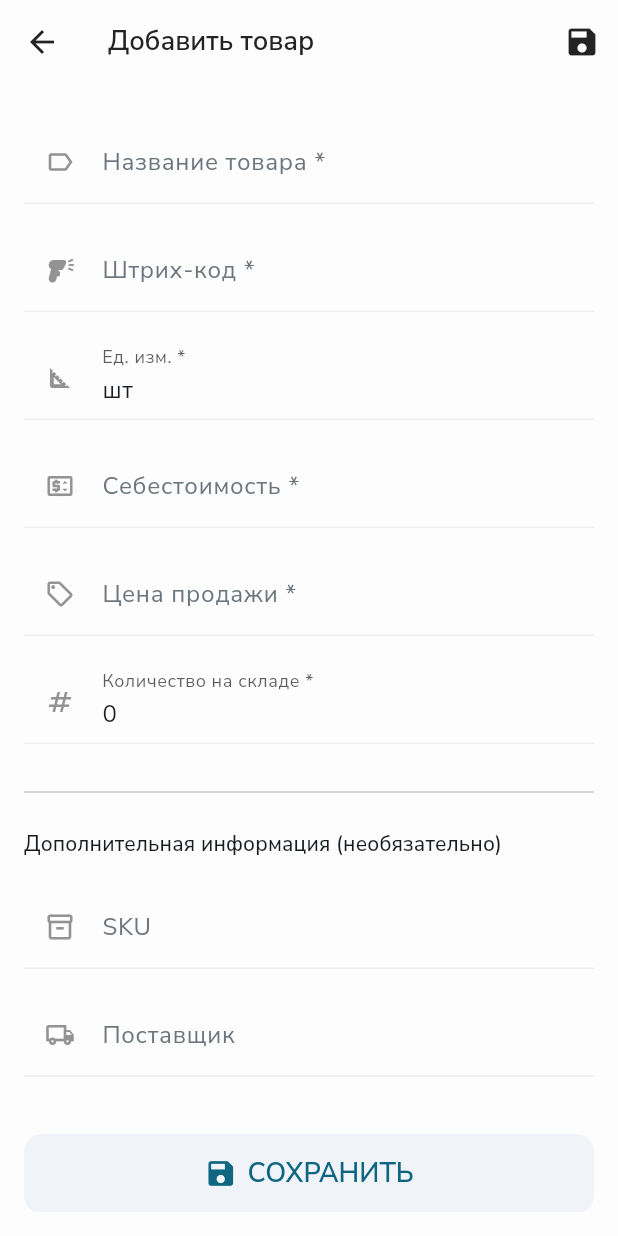
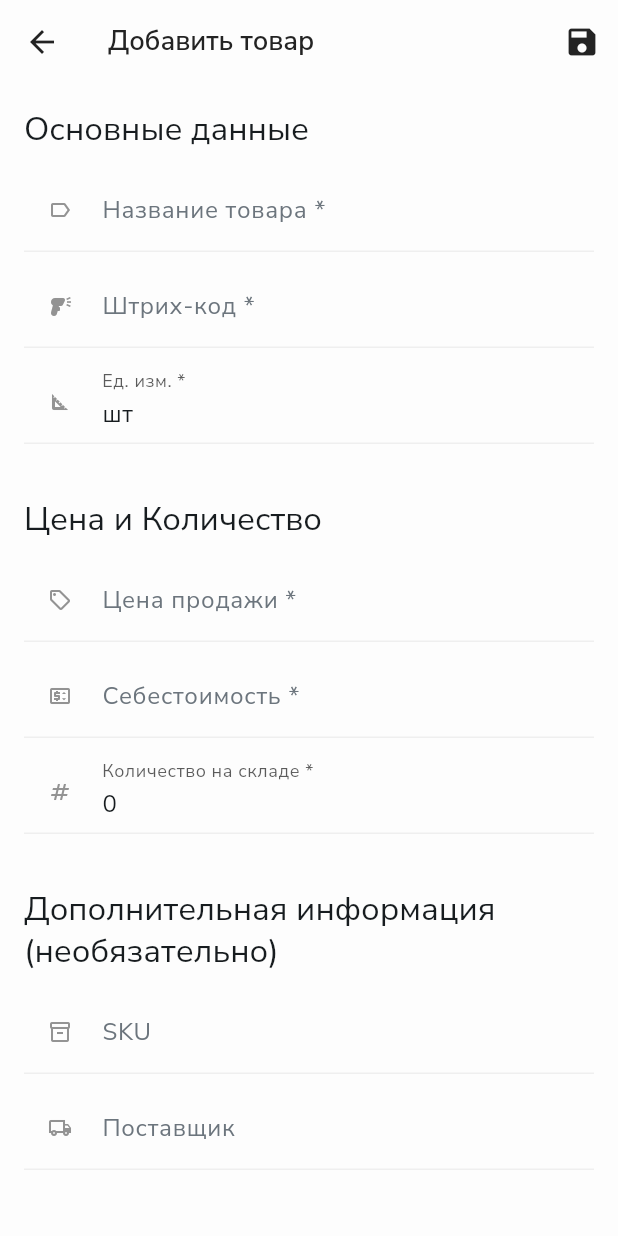
Before and after one commit to makkenzo/flutter_pos, a Flutter app: the ProductFormScreen screen opened directly, on a phone screen of 412 x 824 dp. Run offline on Flutter 3.47's test engine with Material 3 defaults, Android fonts, the phone set to English and light mode, and no system bars; our stand-ins replace flutter_riverpod, flutter_secure_storage, flutter_staggered_animations, google_fonts, pdf, printing and 1 more; missing offline and left inert: mobile_scanner; accounts and stored records are empty.

Commit message:
Improves product form UI and UX
Enhances the product form screen with improved layout, spacing, and user experience.

- Introduces section headings for better organization.
- Updates input field styling and spacing using `TSizes` constants.
- Adds `textInputAction` for smoother keyboard navigation.
- Improves visual appearance with theme-based colors.
- Implements autovalidation.

```diff
--- a/lib/screens/products/product_form_screen.dart
+++ b/lib/screens/products/product_form_screen.dart
@@ -1,8 +1,8 @@
-// lib/screens/product_form_screen.dart
 import 'package:flutter/material.dart';
 import 'package:flutter/services.dart';
 import 'package:flutter_pos/models/product.dart';
 import 'package:flutter_pos/providers/product_providers.dart';
+import 'package:flutter_pos/utils/constants/sizes.dart';
 import 'package:flutter_riverpod/flutter_riverpod.dart';
 
 class ProductFormScreen extends ConsumerStatefulWidget {
@@ -128,20 +128,15 @@ class _ProductFormScreenState extends ConsumerState<ProductFormScreen> {
 
     if (context.mounted) {
       if (resultProduct != null) {
-        // \u003c--- Проверяем результат здесь
-        // Показываем сообщение об успехе
         ScaffoldMessenger.of(context).showSnackBar(
           SnackBar(
             content: Text(_isEditing ? 'Товар успешно обновлен' : 'Товар успешно добавлен'),
             backgroundColor: Colors.green,
           ),
         );
-        // Возвращаемся на предыдущий экран и передаем созданный/обновленный продукт
+
         Navigator.of(context).pop(resultProduct);
       }
-      // Если resultProduct == null, значит произошла ошибка.
-      // Сообщение об ошибке уже должно было быть показано
-      // с помощью ref.listen в методе build этого экрана.
     }
   }
 
@@ -161,6 +156,8 @@ class _ProductFormScreenState extends ConsumerState<ProductFormScreen> {
       }
     });
 
+    final theme = Theme.of(context);
+
     final formAsyncState = ref.watch(productFormNotifierProvider);
     final isLoading = formAsyncState.isLoading;
 
@@ -177,7 +174,7 @@ class _ProductFormScreenState extends ConsumerState<ProductFormScreen> {
           IconButton(
             icon:
                 isLoading
-                    ? Container(
+                    ? SizedBox(
                       width: 20,
                       height: 20,
                       child: const CircularProgressIndicator(strokeWidth: 2, color: Colors.white),
@@ -190,17 +187,23 @@ class _ProductFormScreenState extends ConsumerState<ProductFormScreen> {
         ],
       ),
       body: Padding(
-        padding: const EdgeInsets.all(16.0),
+        padding: const EdgeInsets.all(TSizes.md),
         child: Form(
           key: _formKey,
+          autovalidateMode: AutovalidateMode.onUserInteraction,
           child: ListView(
             children: [
+              Text('Основные данные', style: theme.textTheme.titleLarge),
+
+              const SizedBox(height: TSizes.spaceBtwItems / 2),
+
               _buildTextField(
                 controller: _skuNameController,
                 labelText: 'Название товара *',
                 icon: Icons.label_outline,
                 validator: _validateNotEmpty,
                 enabled: !isLoading,
+                textInputAction: TextInputAction.next,
               ),
 
               _buildTextField(
@@ -209,6 +212,7 @@ class _ProductFormScreenState extends ConsumerState<ProductFormScreen> {
                 icon: Icons.barcode_reader,
                 validator: _validateNotEmpty,
                 enabled: !isLoading,
+                textInputAction: TextInputAction.next,
               ),
               _buildTextField(
                 controller: _unitController,
@@ -216,6 +220,25 @@ class _ProductFormScreenState extends ConsumerState<ProductFormScreen> {
                 icon: Icons.square_foot_outlined,
                 validator: _validateNotEmpty,
                 enabled: !isLoading,
+                textInputAction: TextInputAction.next,
+              ),
+
+              const SizedBox(height: TSizes.spaceBtwSections),
+
+              Text('Цена и Количество', style: theme.textTheme.titleLarge),
+
+              const SizedBox(height: TSizes.spaceBtwItems / 2),
+
+              _buildTextField(
+                controller: _priceController,
+                labelText: 'Цена продажи *',
+                icon: Icons.sell_outlined,
+                prefixText: '₸ ',
+                keyboardType: const TextInputType.numberWithOptions(decimal: true),
+                inputFormatters: [FilteringTextInputFormatter.allow(RegExp(r'^\d+\.?\d{0,2}'))],
+                validator: _validatePositiveNumber,
+                enabled: !isLoading,
+                textInputAction: TextInputAction.next,
               ),
               _buildTextField(
                 controller: _costPriceController,
@@ -226,16 +249,7 @@ class _ProductFormScreenState extends ConsumerState<ProductFormScreen> {
                 inputFormatters: [FilteringTextInputFormatter.allow(RegExp(r'^\d+\.?\d{0,2}'))],
                 validator: _validatePositiveNumber,
                 enabled: !isLoading,
-              ),
-              _buildTextField(
-                controller: _priceController,
-                labelText: 'Цена продажи *',
-                icon: Icons.sell_outlined,
-                prefixText: '₸ ',
-                keyboardType: const TextInputType.numberWithOptions(decimal: true),
-                inputFormatters: [FilteringTextInputFormatter.allow(RegExp(r'^\d+\.?\d{0,2}'))],
-                validator: _validatePositiveNumber,
-                enabled: !isLoading,
+                textInputAction: TextInputAction.next,
               ),
               _buildTextField(
                 controller: _quantityController,
@@ -245,11 +259,14 @@ class _ProductFormScreenState extends ConsumerState<ProductFormScreen> {
                 inputFormatters: [FilteringTextInputFormatter.digitsOnly],
                 validator: _validateNonNegativeInteger,
                 enabled: !isLoading,
+                textInputAction: TextInputAction.next,
               ),
 
-              const Padding(padding: EdgeInsets.symmetric(vertical: 16.0), child: Divider(thickness: 1)),
-              Text('Дополнительная информация (необязательно)', style: Theme.of(context).textTheme.titleSmall),
-              const SizedBox(height: 10),
+              const SizedBox(height: TSizes.spaceBtwSections),
+
+              Text('Дополнительная информация (необязательно)', style: Theme.of(context).textTheme.titleLarge),
+
+              const SizedBox(height: TSizes.spaceBtwItems / 2),
 
               _buildTextField(
                 controller: _skuCodeController,
@@ -257,6 +274,7 @@ class _ProductFormScreenState extends ConsumerState<ProductFormScreen> {
                 icon: Icons.inventory_2_outlined,
                 validator: _validateNotEmpty,
                 enabled: !isLoading,
+                textInputAction: TextInputAction.next,
               ),
 
               _buildTextField(
@@ -264,24 +282,28 @@ class _ProductFormScreenState extends ConsumerState<ProductFormScreen> {
                 labelText: 'Поставщик',
                 icon: Icons.local_shipping_outlined,
                 enabled: !isLoading,
+                textInputAction: TextInputAction.done,
+                onFieldSubmitted: (_) => isLoading ? null : _saveForm(),
               ),
 
-              const SizedBox(height: 30),
+              const SizedBox(height: TSizes.spaceBtwSections),
+
               ElevatedButton.icon(
                 style: ElevatedButton.styleFrom(
                   padding: const EdgeInsets.symmetric(vertical: 14),
                   textStyle: const TextStyle(fontSize: 18, fontWeight: FontWeight.w600),
                   shape: RoundedRectangleBorder(borderRadius: BorderRadius.circular(12)),
                 ).copyWith(
-                  backgroundColor: MaterialStateProperty.resolveWith<Color?>((Set<MaterialState> states) {
-                    if (states.contains(MaterialState.disabled))
-                      return Theme.of(context).colorScheme.primary.withOpacity(0.5);
+                  backgroundColor: WidgetStateProperty.resolveWith<Color?>((Set<WidgetState> states) {
+                    if (states.contains(WidgetState.disabled)) {
+                      return Theme.of(context).colorScheme.primary.withValues(alpha: 0.5);
+                    }
                     return null;
                   }),
                 ),
                 icon:
                     isLoading
-                        ? Container(
+                        ? SizedBox(
                           width: 20,
                           height: 20,
                           child: const CircularProgressIndicator(strokeWidth: 2.5, color: Colors.white),
@@ -290,7 +312,7 @@ class _ProductFormScreenState extends ConsumerState<ProductFormScreen> {
                 label: Text(isLoading ? 'СОХРАНЕНИЕ...' : 'СОХРАНИТЬ'),
                 onPressed: isLoading ? null : _saveForm,
               ),
-              const SizedBox(height: 20),
+              const SizedBox(height: TSizes.defaultSpace),
             ],
           ),
         ),
@@ -299,28 +321,23 @@ class _ProductFormScreenState extends ConsumerState<ProductFormScreen> {
   }
 
   Future<void> _confirmAndDelete() async {
-    // Убедимся, что есть товар для удаления
     final productToDelete = widget.product;
     if (productToDelete == null) return;
 
-    // Спрашиваем подтверждение у пользователя
     final bool? confirm = await showDialog<bool>(
       context: context,
       builder: (BuildContext ctx) {
         return AlertDialog(
           title: const Text('Подтвердить удаление'),
           content: Text(
-            'Вы уверены, что хотите удалить товар \"${productToDelete.skuName}\"?\nЭто действие нельзя будет отменить.',
+            'Вы уверены, что хотите удалить товар "${productToDelete.skuName}"?\nЭто действие нельзя будет отменить.',
           ),
           actions: <Widget>[
-            TextButton(
-              child: const Text('Отмена'),
-              onPressed: () => Navigator.of(ctx).pop(false), // Возвращаем false
-            ),
+            TextButton(child: const Text('Отмена'), onPressed: () => Navigator.of(ctx).pop(false)),
             TextButton(
               style: TextButton.styleFrom(foregroundColor: Colors.red),
               child: const Text('Удалить'),
-              onPressed: () => Navigator.of(ctx).pop(true), // Возвращаем true
+              onPressed: () => Navigator.of(ctx).pop(true),
             ),
           ],
         );
@@ -328,20 +345,12 @@ class _ProductFormScreenState extends ConsumerState<ProductFormScreen> {
     );
 
     if (confirm == true) {
-      // Вызываем метод удаления из Notifier'а
-      // Notifier сам установит isLoading, и кнопка заблокируется
       final bool success = await ref.read(productFormNotifierProvider.notifier).deleteProduct(productToDelete.id);
 
-      // Если виджет еще активен после await
       if (context.mounted) {
         if (success) {
-          // Сообщение об успехе покажет ProductListScreen после обновления
-          // Просто закрываем экран редактирования
           Navigator.of(context).pop();
-          // Можно добавить задержку и показать SnackBar здесь, но лучше
-          // положиться на обновление списка на предыдущем экране.
         }
-        // Если success == false, то ошибку покажет ref.listen в build
       }
     }
   }
@@ -356,24 +365,32 @@ class _ProductFormScreenState extends ConsumerState<ProductFormScreen> {
     String? Function(String?)? validator,
     int? maxLines = 1,
     bool enabled = true,
+    // --- НОВЫЕ ПАРАМЕТРЫ ---
+    TextInputAction? textInputAction,
+    void Function(String)? onFieldSubmitted, // Функция для вызова при нажатии "Готово"/"Enter"
+    // ----------------------
   }) {
     return Padding(
-      padding: const EdgeInsets.symmetric(vertical: 8.0),
+      padding: const EdgeInsets.symmetric(vertical: TSizes.sm / 2), // Уменьшим вертикальный отступ
       child: TextFormField(
         controller: controller,
         decoration: InputDecoration(
           labelText: labelText,
-          prefixIcon: icon != null ? Icon(icon, size: 20) : null,
+          prefixIcon: icon != null ? Icon(icon, size: TSizes.iconSm) : null, // Используем константу
           prefixText: prefixText,
-          border: const OutlineInputBorder(),
-          isDense: true,
+          // border: const OutlineInputBorder(), // Убрали, т.к. тема задает Underline
+          // isDense: true, // Тема уже задает isDense и contentPadding
         ),
         keyboardType: keyboardType,
         inputFormatters: inputFormatters,
         validator: validator,
         maxLines: maxLines,
         enabled: enabled,
-        style: TextStyle(color: enabled ? null : Colors.grey[700]),
+        style: TextStyle(color: enabled ? null : Theme.of(context).disabledColor), // Используем цвет из темы
+        // --- ИСПОЛЬЗОВАНИЕ НОВЫХ ПАРАМЕТРОВ ---
+        textInputAction: textInputAction,
+        onFieldSubmitted: onFieldSubmitted,
+        // -------------------------------------
       ),
     );
   }
```
